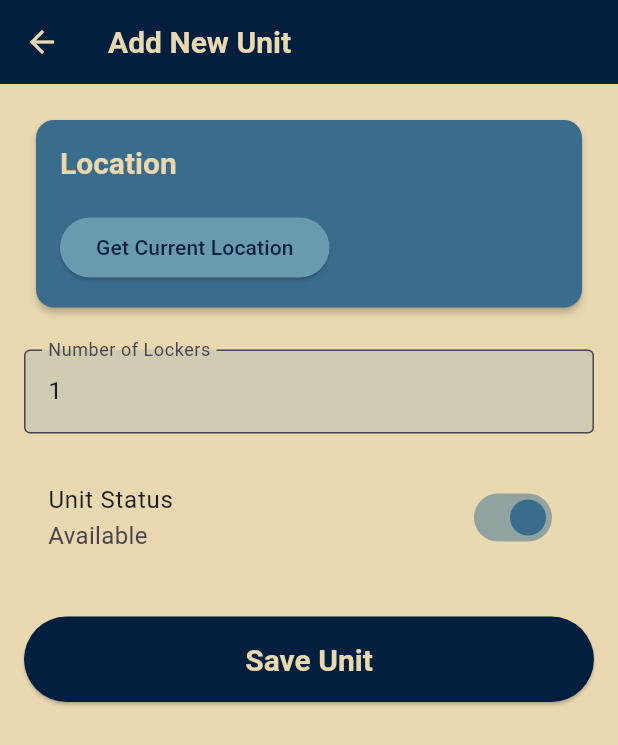
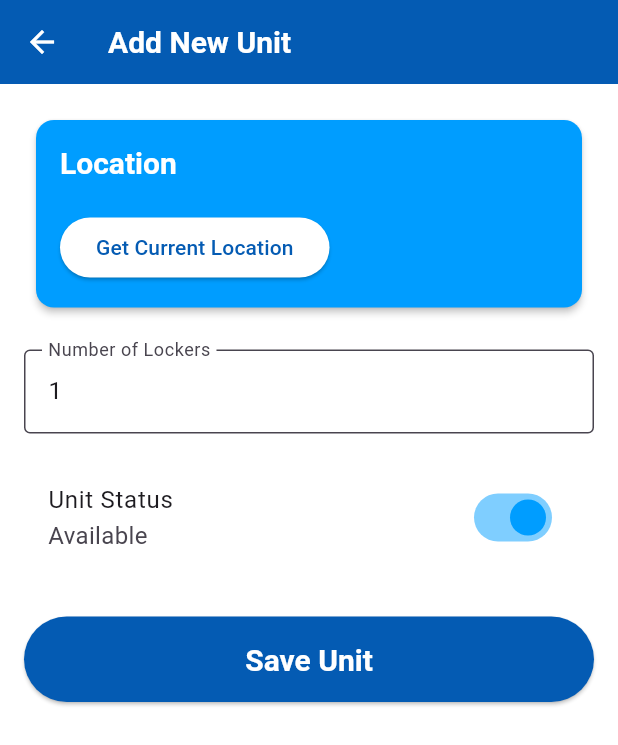
Before and after one commit to AshenKavinda/FLUTTER_FIREBASE_IOT, a Flutter app: the AddUnitPage screen opened by its route, on a phone screen of 412 x 824 dp. Shown: the top 745 px of the screen. Run offline on Flutter 3.47's test engine with Material 3 defaults, Android fonts, the phone set to English and light mode, and no system bars; our stand-ins replace cloud_firestore, firebase_core, fluttertoast, geolocator, random_string; accounts and stored records are empty.

Commit message:
change color theme and working

```diff
--- a/lib/main.dart
+++ b/lib/main.dart
@@ -14,9 +14,12 @@ Future<void> main() async {
 }
 
 class MyApp extends StatelessWidget {
+  const MyApp({super.key});
+
   @override
   Widget build(BuildContext context) {
     return MaterialApp(
+      debugShowCheckedModeBanner: false,
       theme: appTheme,
       initialRoute: '/',
       routes: {
--- a/lib/pages/add_unit_page.dart
+++ b/lib/pages/add_unit_page.dart
@@ -7,6 +7,8 @@ import 'package:cloud_firestore/cloud_firestore.dart';
 import '../services/database.dart';
 
 class AddUnitPage extends StatefulWidget {
+  const AddUnitPage({super.key});
+
   @override
   _AddUnitPageState createState() => _AddUnitPageState();
 }
@@ -101,10 +103,11 @@ class _AddUnitPageState extends State<AddUnitPage> {
   @override
   Widget build(BuildContext context) {
     return Scaffold(
+      backgroundColor: Colors.white,
       appBar: AppBar(
         title: Text('Add New Unit'),
         backgroundColor: AppColors.navyBlue,
-        foregroundColor: AppColors.cream,
+        foregroundColor: Colors.white,
       ),
       body: Padding(
         padding: const EdgeInsets.all(16.0),
@@ -129,19 +132,17 @@ class _AddUnitPageState extends State<AddUnitPage> {
                         Text(
                           'Lat: ${_currentPosition!.latitude.toStringAsFixed(6)}\n'
                           'Lng: ${_currentPosition!.longitude.toStringAsFixed(6)}',
-                          style: TextStyle(color: AppColors.cream),
+                          style: TextStyle(color: Colors.white),
                         ),
                       SizedBox(height: 10),
                       ElevatedButton(
                         onPressed: _getCurrentLocation,
                         style: ElevatedButton.styleFrom(
-                          backgroundColor: AppColors.skyBlue,
+                          backgroundColor: Colors.white,
                         ),
                         child:
                             _isLoading
-                                ? CircularProgressIndicator(
-                                  color: AppColors.cream,
-                                )
+                                ? CircularProgressIndicator(color: Colors.white)
                                 : Text(
                                   'Get Current Location',
                                   style: TextStyle(color: AppColors.navyBlue),
@@ -159,7 +160,7 @@ class _AddUnitPageState extends State<AddUnitPage> {
                   labelText: 'Number of Lockers',
                   border: OutlineInputBorder(),
                   filled: true,
-                  fillColor: AppColors.skyBlue.withOpacity(0.2),
+                  fillColor: Colors.white,
                 ),
                 keyboardType: TextInputType.number,
                 initialValue: '1',
@@ -195,7 +196,7 @@ class _AddUnitPageState extends State<AddUnitPage> {
                 ),
                 child:
                     _isLoading
-                        ? CircularProgressIndicator(color: AppColors.cream)
+                        ? CircularProgressIndicator(color: Colors.white)
                         : Text(
                           'Save Unit',
                           style: Theme.of(context).textTheme.titleLarge,
--- a/lib/pages/debug_page.dart
+++ b/lib/pages/debug_page.dart
@@ -4,6 +4,8 @@ import 'package:firebase_core/firebase_core.dart';
 import 'package:cloud_firestore/cloud_firestore.dart';
 
 class DebugPage extends StatelessWidget {
+  const DebugPage({super.key});
+
   @override
   Widget build(BuildContext context) {
     return Scaffold(
--- a/lib/pages/income_analysis_page.dart
+++ b/lib/pages/income_analysis_page.dart
@@ -2,6 +2,8 @@ import 'package:flutter/material.dart';
 import '../utils/theme.dart';
 
 class IncomeAnalysisPage extends StatelessWidget {
+  const IncomeAnalysisPage({super.key});
+
   @override
   Widget build(BuildContext context) {
     return Scaffold(
--- a/lib/pages/unit_details_page.dart
+++ b/lib/pages/unit_details_page.dart
@@ -2,6 +2,8 @@ import 'package:flutter/material.dart';
 import '../utils/theme.dart';
 
 class UnitDetailsPage extends StatelessWidget {
+  const UnitDetailsPage({super.key});
+
   @override
   Widget build(BuildContext context) {
     return Scaffold(
--- a/lib/utils/theme.dart
+++ b/lib/utils/theme.dart
@@ -1,18 +1,16 @@
 import 'package:flutter/material.dart';
 
 class AppColors {
-  static const Color navyBlue = Color(0xFF001F3F);
-  static const Color tealBlue = Color(0xFF3A6D8C);
-  static const Color skyBlue = Color(0xFF6A9AB0);
-  static const Color cream = Color(0xFFEAD8B1);
+  static const Color navyBlue = Color.fromARGB(255, 4, 91, 179);
+  static const Color tealBlue = Color.fromARGB(255, 0, 157, 255);
 }
 
 final ThemeData appTheme = ThemeData(
   primaryColor: AppColors.navyBlue,
-  scaffoldBackgroundColor: AppColors.cream,
+  scaffoldBackgroundColor: Colors.white,
   appBarTheme: AppBarTheme(
     backgroundColor: AppColors.navyBlue,
-    foregroundColor: AppColors.cream,
+    foregroundColor: Colors.white,
     elevation: 0,
   ),
   cardTheme: CardTheme(
@@ -24,7 +22,7 @@ final ThemeData appTheme = ThemeData(
   textTheme: TextTheme(
     titleLarge: TextStyle(
       // Replaces headline6
-      color: AppColors.cream,
+      color: Colors.white,
       fontWeight: FontWeight.bold,
       fontSize: 20,
     ),
```
Also changed, not shown: lib/pages/admin_dashboard.dart (+13 -3 lines), lib/services/database.dart (+15 -0 lines).
